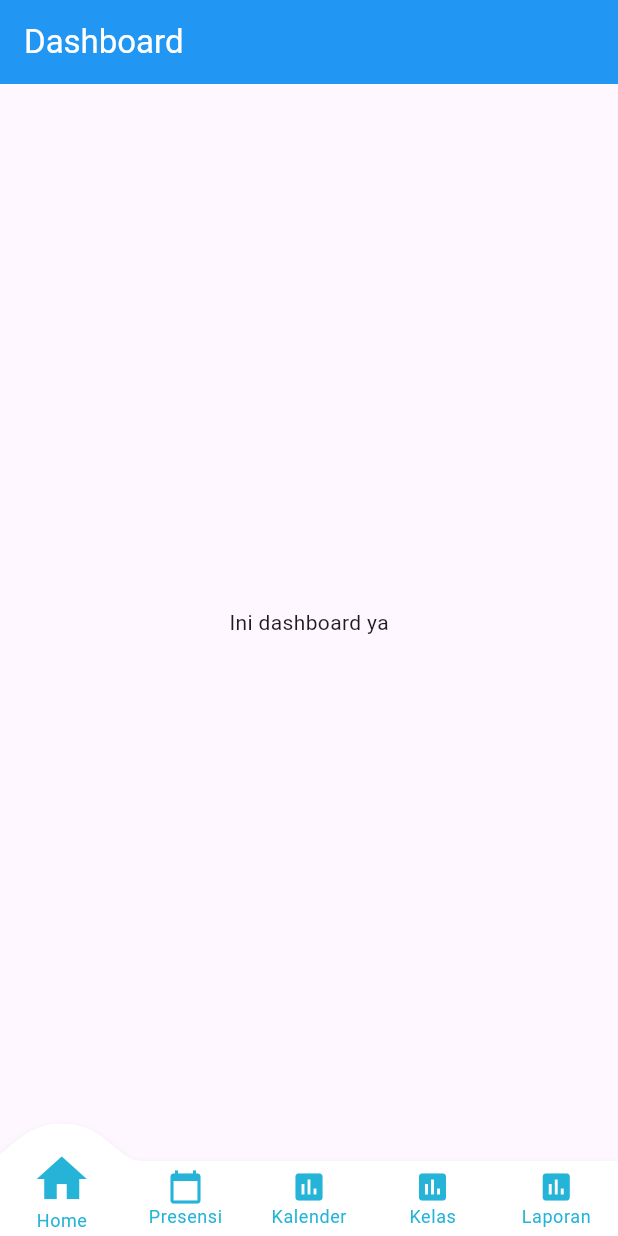
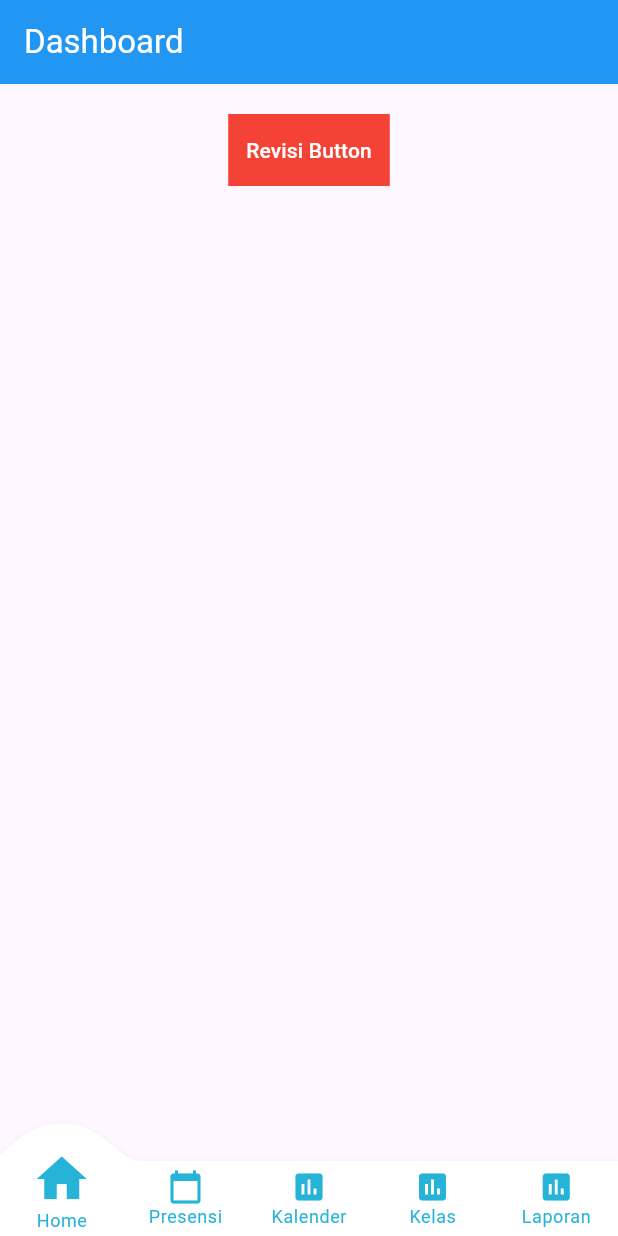
Before and after one commit to orminla/sp_academix, a Flutter app: the screen it shows after launch, on a phone screen of 412 x 824 dp. Run offline on Flutter 3.47's test engine with Material 3 defaults, Android fonts, the phone set to English and light mode, and no system bars; drawn by our look-alikes of convex_bottom_bar.

Commit message:
revisi pages

```diff
--- a/lib/sirekap/master.dart
+++ b/lib/sirekap/master.dart
@@ -11,6 +11,7 @@ class NavbarSiRekap extends StatefulWidget {
 
 class _NavbarSiRekapState extends State<NavbarSiRekap> {
   int selected = 0;
+
   final page = [
     const Dashboard(),
     const Text("Presensi"),
--- a/lib/sirekap/views/dashboard.dart
+++ b/lib/sirekap/views/dashboard.dart
@@ -1,3 +1,4 @@
+import 'package:academix_polnep/sirekap/views/revisi/revisi.dart';
 import 'package:flutter/material.dart';
 
 class Dashboard extends StatelessWidget {
@@ -13,8 +14,31 @@ class Dashboard extends StatelessWidget {
         ),
         backgroundColor: Colors.blue,
       ),
-      body: Center(
-        child: Text("Ini dashboard ya"),
+      body: ListView(
+        clipBehavior: Clip.hardEdge,
+        children: [
+          Container(
+            child: Column(
+              children: [
+                Container(
+                  margin: EdgeInsets.all(20),
+                  color: Colors.red,
+                  child: TextButton(
+                      onPressed: () {
+                        Navigator.push(
+                            context,
+                            MaterialPageRoute(
+                                builder: (context) => RevisiPages()));
+                      },
+                      child: const Text(
+                        'Revisi Button',
+                        style: TextStyle(color: Colors.white),
+                      )),
+                )
+              ],
+            ),
+          ),
+        ],
       ),
     );
   }
```
Also changed, not shown: lib/sirekap/views/revisi/revisi.dart (added, +40 -0 lines).
